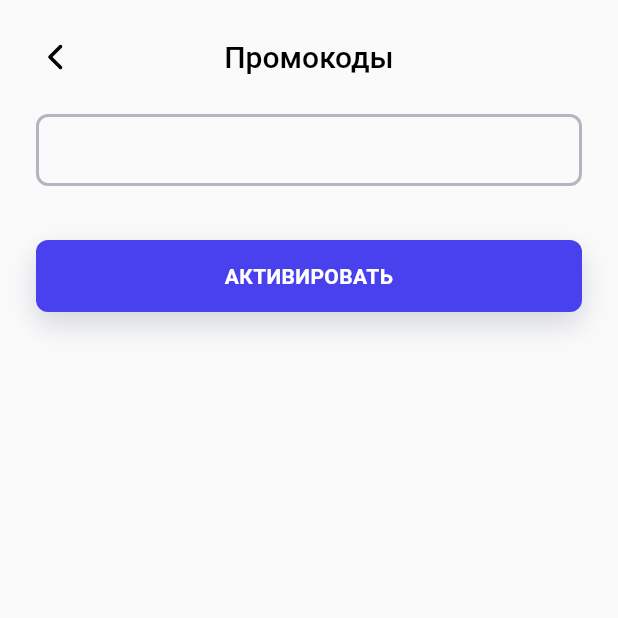
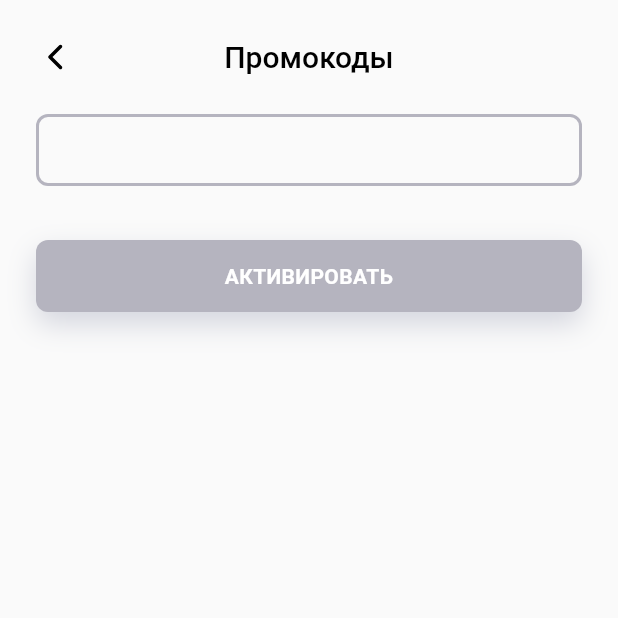
Before and after one commit to kkndev/spot2, a Flutter app: the PromoCodesPage screen opened by its route, on a phone screen of 412 x 824 dp, the top half of it. Run offline on Flutter 3.47's test engine with Material 2 defaults, Android fonts, the phone set to English and light mode, and no system bars; our stand-ins replace auto_route, connectivity_plus, dartz, dio, equatable, firebase_core and 10 more; missing offline and left inert: dgis_flutter, flutter_login_vk; accounts and stored records are empty; Roboto replaces fonts that are missing (Montserrat, Ubuntu).

Commit message:
menu in progress

```diff
--- a/lib/core/presentation/components/primary_button.dart
+++ b/lib/core/presentation/components/primary_button.dart
@@ -25,10 +25,8 @@ class _PrimaryButtonState extends State<PrimaryButton>
   late Animation _animationColorDisable;
   late AnimationController _controller;
   late AnimationController _controllerDisable;
-  late bool isDisabled;
   @override
   void initState() {
-    isDisabled = widget.isDisabled;
     super.initState();
   }
 
@@ -63,6 +61,9 @@ class _PrimaryButtonState extends State<PrimaryButton>
       ..addListener(() {
         setState(() {});
       });
+    if (widget.isDisabled) {
+      _controllerDisable.forward();
+    }
     super.didChangeDependencies();
   }
 
@@ -102,8 +103,7 @@ class _PrimaryButtonState extends State<PrimaryButton>
             ),
           ],
           borderRadius: const BorderRadius.all(Radius.circular(8)),
-          color:
-              isDisabled ? _animationColorDisable.value : _animationColor.value,
+          color: _animationColorDisable.value,
         ),
         child: Text(
           widget.label.toUpperCase(),
--- a/lib/core/presentation/components/text_input.dart
+++ b/lib/core/presentation/components/text_input.dart
@@ -5,35 +5,21 @@ import '/consts/app_images.dart';
 import '/extensions/app_text_styles.dart';
 import '/styles/colors.dart';
 
-class TextInput extends StatefulWidget {
+class TextInput extends StatelessWidget {
   TextInput({
     Key? key,
     required this.controller,
-    this.hasError = false,
+    this.errorText = '',
+    this.onChanged,
+    this.onClear,
   }) : super(key: key);
 
   final _formKey = GlobalKey<FormState>();
 
   final TextEditingController controller;
-  final bool hasError;
-
-  @override
-  State<TextInput> createState() => _TextInputState();
-}
-
-class _TextInputState extends State<TextInput> {
-  @override
-  void initState() {
-    widget.controller.addListener(() {
-      widget._formKey.currentState!.validate();
-      setState(() {});
-    });
-    super.initState();
-  }
-
-  _clear() {
-    widget.controller.clear();
-  }
+  final String errorText;
+  final Function(String newText)? onChanged;
+  final Function()? onClear;
 
   @override
   Widget build(BuildContext context) {
@@ -41,17 +27,17 @@ class _TextInputState extends State<TextInput> {
     return Column(
       crossAxisAlignment: CrossAxisAlignment.start,
       children: [
-        Form(
-          key: widget._formKey,
-          child: TextFormField(
+        TextField(
+          onEditingComplete: () {},
+          onChanged: onChanged,
           style: textStyles?.body1,
-            controller: widget.controller,
+          controller: controller,
           decoration: InputDecoration(
-              contentPadding: const EdgeInsets.only(
-                  top: 12, bottom: 12, left: 20, right: 0),
-              suffixIcon: widget.controller.text.isNotEmpty
+            contentPadding:
+                const EdgeInsets.only(top: 12, bottom: 12, left: 20, right: 0),
+            suffixIcon: controller.text.isNotEmpty
                 ? GestureDetector(
-                      onTap: _clear,
+                    onTap: onClear,
                     child: Container(
                       color: Colors.transparent,
                       padding: const EdgeInsets.only(
@@ -87,8 +73,8 @@ class _TextInputState extends State<TextInput> {
             ),
             focusedBorder: OutlineInputBorder(
               borderRadius: BorderRadius.circular(8),
-                borderSide: const BorderSide(
-                  color: AppColorsPalette.strokeFocused,
+              borderSide:  BorderSide(
+                color: errorText.isNotEmpty? AppColorsPalette.strokeError:AppColorsPalette.strokeFocused,
                 width: 2,
               ),
             ),
@@ -101,12 +87,11 @@ class _TextInputState extends State<TextInput> {
             ),
           ),
         ),
-        ),
-        if (widget.hasError)
+        if (errorText.isNotEmpty)
           Padding(
             padding: const EdgeInsets.only(top: 4),
             child: Text(
-              'Промокод недействителен',
+              errorText,
               style: textStyles?.caption
                   .copyWith(color: AppColorsPalette.statusError),
             ),
--- a/lib/core/presentation/root_screen.dart
+++ b/lib/core/presentation/root_screen.dart
@@ -1,8 +1,9 @@
 import 'package:flutter/material.dart';
 import 'package:auto_route/auto_route.dart';
 import 'package:flutter_bloc/flutter_bloc.dart';
-import 'package:spot2/features/auth/presentation/bloc/auth/auth.dart';
 
+import '/features/auth/presentation/bloc/auth/auth.dart';
+import '/features/user/presentation/bloc/user/user.dart';
 import '/features/characters/presentation/bloc/search_bloc/search_bloc.dart';
 import '/injection_container.dart';
 import '/features/characters/presentation/bloc/person_list_cubit/person_list_cubit.dart';
@@ -24,6 +25,7 @@ class RootScreen extends StatelessWidget implements AutoRouteWrapper {
         BlocProvider<PersonSearchBloc>(
             create: (context) => sl<PersonSearchBloc>()),
         BlocProvider<AuthBloc>(create: (context) => sl<AuthBloc>()),
+        BlocProvider<UserBloc>(create: (context) => sl<UserBloc>()),
       ],
       child: this,
     );
--- a/lib/features/auth/data/datasources/auth_remote_data_source.dart
+++ b/lib/features/auth/data/datasources/auth_remote_data_source.dart
@@ -1,4 +1,5 @@
 import 'package:dio/dio.dart';
+import 'package:hive/hive.dart';
 import 'package:spot2/features/auth/domain/entities/parking_place_entity.dart';
 import 'package:spot2/features/map/domain/entities/parking_entity.dart';
 
@@ -104,6 +105,11 @@ class AuthRemoteDataSourceImpl implements AuthRemoteDataSource {
       final persons2 = response2.data as Map<String, dynamic>;
 
       var data2 = persons2['action_result']['data'];
+      var box = await Hive.openBox('tokens');
+
+      box.put('userMasterToken', data['user_master_token']);
+      box.put('userMasterRefreshToken', data['user_master_refresh_token']);
+      box.put('userSpotToken', data2);
       return UserTokens(
           userMasterToken: data['user_master_token'],
           userMasterRefreshToken: data['user_master_refresh_token'],
--- a/lib/features/auth/presentation/pages/auth_screen.dart
+++ b/lib/features/auth/presentation/pages/auth_screen.dart
@@ -1,6 +1,5 @@
 import 'package:auto_route/auto_route.dart';
 import 'package:flutter/material.dart';
-import 'package:flutter_bloc/flutter_bloc.dart';
 import 'package:rive/rive.dart';
 
 import '/extensions/app_colors.dart';
@@ -9,7 +8,6 @@ import '/features/auth/presentation/widgets/vk_icon_button.dart';
 import '../widgets/google_icon_button.dart';
 import '/core/presentation/components/components.dart';
 import '/extensions/app_text_styles.dart';
-import '/features/auth/presentation/bloc/auth/auth.dart';
 
 class AuthPage extends StatelessWidget {
   const AuthPage({Key? key}) : super(key: key);
@@ -41,8 +39,8 @@ class AuthPage extends StatelessWidget {
                 padding: const EdgeInsets.symmetric(horizontal: 24),
                 child: PrimaryButton(
                   label: 'Вход и регистрация',
-                  // onTap: () => context.router.pushNamed('getCode'),
-                  onTap: () => context.router.pushNamed('menu'),
+                  onTap: () => context.router.pushNamed('getCode'),
+                  // onTap: () => context.router.pushNamed('menu'),
                 ),
               ),
               Padding(
--- a/lib/features/map/presentation/pages/map_screen.dart
+++ b/lib/features/map/presentation/pages/map_screen.dart
@@ -1,4 +1,5 @@
 import 'dart:math';
+import 'package:auto_route/auto_route.dart';
 import 'package:dgis_flutter/dgis_flutter.dart';
 import 'package:flutter/material.dart';
 import 'package:flutter_bloc/flutter_bloc.dart';
@@ -144,6 +145,10 @@ class ButtonMapWidget extends StatelessWidget {
                         newPhoneOrEmail: Random().toString()));
                   },
                 ),
+                FloatingActionButton(
+                  child: const Icon(Icons.menu),
+                  onPressed: () => context.router.pushNamed('menu'),
+                ),
               ],
             )),
       ],
--- a/lib/features/user/presentation/bloc/user/user_event.dart
+++ b/lib/features/user/presentation/bloc/user/user_event.dart
@@ -11,3 +11,7 @@ class ActivatePromoCodeEvent extends UserEvent {
   ActivatePromoCodeEvent({required this.promoCode});
   final String promoCode;
 }
+
+class ClearPromoCodeEvent extends UserEvent {
+  ClearPromoCodeEvent();
+}
--- a/lib/features/user/presentation/pages/promo_codes_page.dart
+++ b/lib/features/user/presentation/pages/promo_codes_page.dart
@@ -1,6 +1,7 @@
-import 'package:auto_route/auto_route.dart';
 import 'package:flutter/material.dart';
+import 'package:flutter_bloc/flutter_bloc.dart';
 
+import '/features/user/presentation/bloc/user/user.dart';
 import '/core/presentation/components/components.dart';
 
 class PromoCodesPage extends StatefulWidget {
@@ -11,12 +12,41 @@ class PromoCodesPage extends StatefulWidget {
 }
 
 class _PromoCodesPageState extends State<PromoCodesPage> {
-  late final TextEditingController promoCodeController;
+  final TextEditingController promoCodeController = TextEditingController();
+  bool isDisabled = true;
 
   @override
   void initState() {
-    promoCodeController = TextEditingController();
     super.initState();
+  }
+
+  @override
+  void dispose() {
+    promoCodeController.dispose();
+    super.dispose();
+  }
+
+  onChanged(String newText) {
+    print(newText);
+    context.read<UserBloc>().add(ClearPromoCodeEvent());
+    if (newText == '') {
+      setState(() {
+        isDisabled = true;
+      });
+    } else {
+      setState(() {
+        isDisabled = false;
+      });
+    }
+  }
+
+  onClear() {
+    promoCodeController.clear();
+    setState(() {
+      isDisabled = true;
+    });
+    context.read<UserBloc>().add(ClearPromoCodeEvent());
+
   }
 
   @override
@@ -34,15 +64,26 @@ class _PromoCodesPageState extends State<PromoCodesPage> {
                 padding: const EdgeInsets.symmetric(horizontal: 24),
                 child: Column(
                   children: [
-                    TextInput(controller: promoCodeController),
+                    TextInput(
+                      onClear: onClear,
+                      onChanged: onChanged,
+                      controller: promoCodeController,
+                      errorText: context
+                          .watch<UserBloc>()
+                          .state
+                          .activatePromoCodeResult,
+                    ),
                     const SizedBox(
                       height: 36,
                     ),
                     PrimaryButton(
-                      // isDisabled: promoCodeController.value.text == '',
+                      isDisabled: isDisabled,
                       label: 'активировать',
-                      // onTap: () => context.router.pushNamed('getCode'),
-                      onTap: () => context.router.pushNamed('menu'),
+                      onTap: () => context.read<UserBloc>().add(
+                            ActivatePromoCodeEvent(
+                                promoCode: promoCodeController.text),
+                          ),
+                      // onTap: () => context.router.pushNamed('menu'),
                     ),
                   ],
                 ),
--- a/lib/main.dart
+++ b/lib/main.dart
@@ -1,4 +1,5 @@
 import 'package:flutter/material.dart';
+import 'package:hive_flutter/adapters.dart';
 import 'navigation/auto_router.gr.dart';
 
 import '/styles/light_theme.dart';
@@ -7,6 +8,7 @@ import 'injection_container.dart' as di;
 void main() async {
   WidgetsFlutterBinding.ensureInitialized();
   await di.init();
+  await Hive.initFlutter();
   runApp(MyApp());
 }
 
--- a/pubspec.yaml
+++ b/pubspec.yaml
@@ -60,6 +60,7 @@ dependencies:
 #    git: https://github.com/munificent/kittens.git
     path: ./2gis
   url_launcher: ^6.1.6
+  hive: ^2.2.3
 dev_dependencies:
   flutter_test:
     sdk: flutter
```
Also changed, not shown: lib/features/user/data/datasources/user_remote_data_source.dart (+30 -0 lines), lib/features/user/data/repositories/user_repository_impl.dart (+10 -0 lines), lib/features/user/presentation/bloc/user/user_bloc.dart (+7 -0 lines), lib/injection_container.dart (+9 -0 lines), pubspec.lock. Lines whose indentation alone changed are shown as unchanged.
